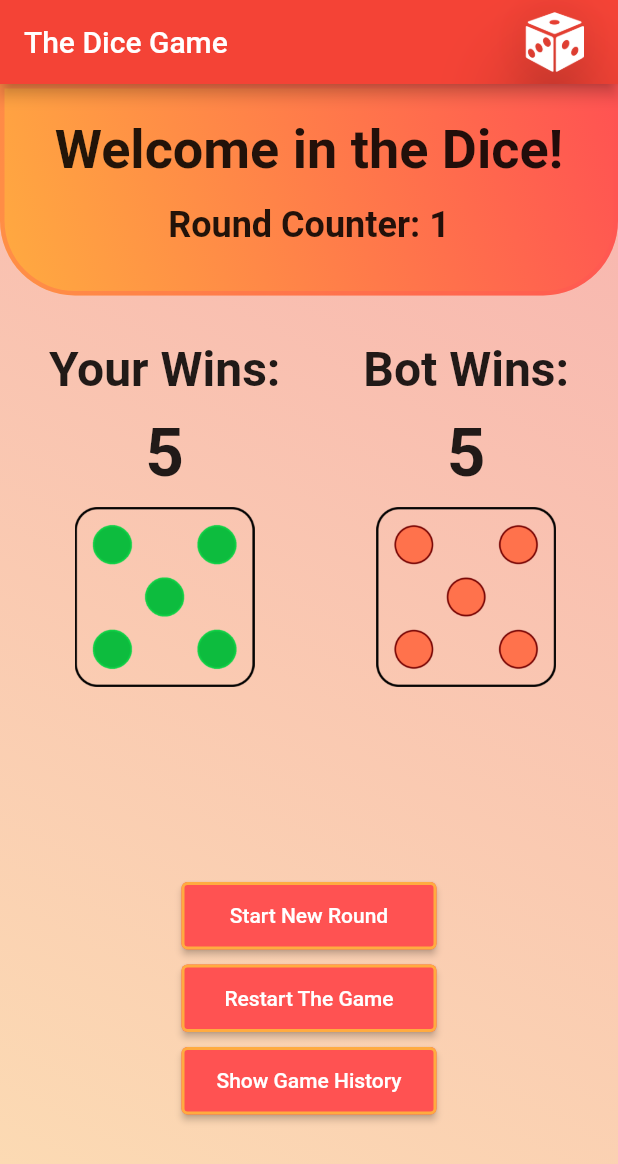
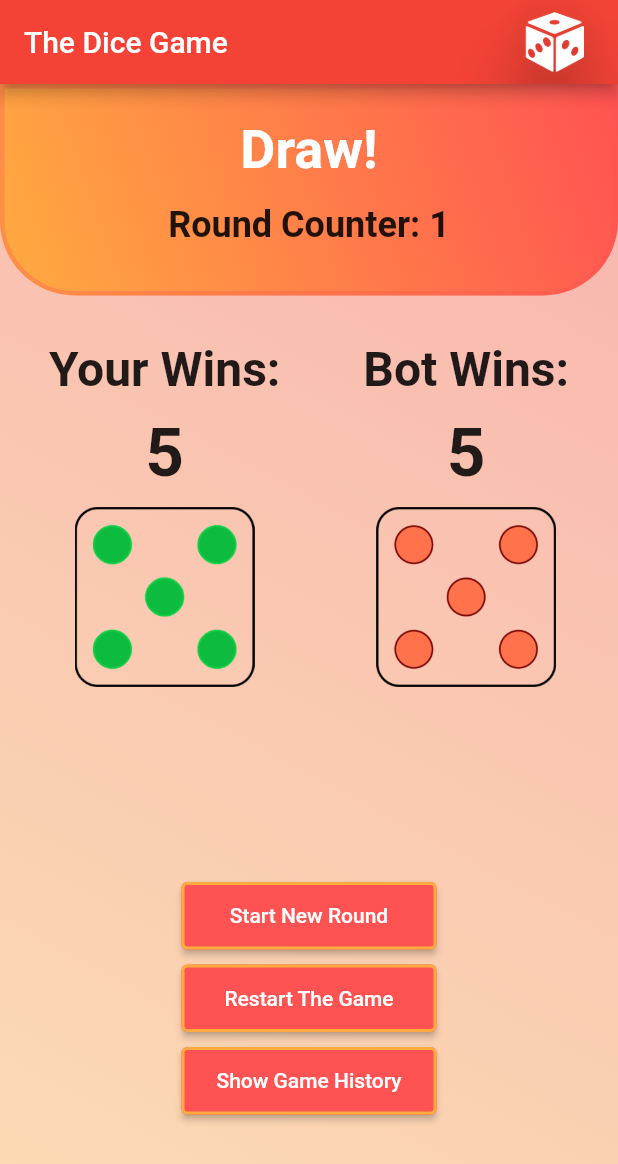
Before and after one commit to kondiq22/dice_bloc, a Flutter app: the screen it shows after launch, after a tap on "Start New Round", on a phone screen of 412 x 824 dp. Shown: the top 1164 px of the screen. Run offline on Flutter 3.47's test engine with Material 2 defaults, Android fonts, the phone set to English and light mode, and no system bars; our stand-ins replace bloc, equatable, flutter_bloc.

Commit message:
Add Widget round_info_msg

```diff
--- a/lib/blocs/cubit/game_history_cubit.dart
+++ b/lib/blocs/cubit/game_history_cubit.dart
@@ -1,4 +1,5 @@
 import 'package:bloc/bloc.dart';
+import 'package:dice_bloc/models/game.dart';
 import 'package:equatable/equatable.dart';
 
 part 'game_history_state.dart';
--- a/lib/models/game.dart
+++ b/lib/models/game.dart
@@ -6,6 +6,7 @@ class Game {
   int userScore;
   int opponentScore;
   int roundCounter;
+
   Game({
     this.userDice = 0,
     this.opponentDice = 0,
@@ -15,9 +16,11 @@ class Game {
   });
 }
 
-Map<int, List<int>> roundHistory = {
-  0: [
-    0,
-    0,
-  ]
-};
+class RoundHistory {
+  Map<int, List<int>> roundHistory = {
+    // 0: [
+    //   0,
+    //   0,
+    // ]
+  };
+}
--- a/lib/pages/home_page.dart
+++ b/lib/pages/home_page.dart
@@ -5,6 +5,7 @@ import 'package:flutter_bloc/flutter_bloc.dart';
 import '../blocs/cubit/game_history_cubit.dart';
 import '../blocs/cubit/new_round_cubit.dart';
 import '../models/game.dart';
+import 'round_info_msg.dart';
 
 class HomePage extends StatefulWidget {
   const HomePage({Key? key}) : super(key: key);
@@ -95,13 +96,8 @@ class _HomePageState extends State<HomePage> {
                         child: Column(
                           children: [
                             Center(
-                              child: Text(
-                                'Welcome in the Dice!',
-                                style: TextStyle(
-                                  fontSize: 36,
-                                  fontWeight: FontWeight.bold,
-                                ),
-                              ),
+                              child: roundInfoMsg(state.roundCounter,
+                                  state.userDice, state.opponentDice),
                             ),
                             SizedBox(height: 15),
                             Center(
@@ -213,10 +209,13 @@ class _HomePageState extends State<HomePage> {
                               width: 170,
                               height: 45,
                               child: ElevatedButton(
-                                onPressed: () => print(
+                                onPressed: () => {
+                                  print(
                                     BlocProvider.of<GameHistoryCubit>(context)
                                         .state
-                                        .roundHistory),
+                                        .roundHistory,
+                                  ),
+                                },
                                 child: Text('Show Game History'),
                                 style: ElevatedButton.styleFrom(
                                     primary: Colors.redAccent,
--- /dev/null
+++ b/lib/pages/round_info_msg.dart
@@ -0,0 +1,30 @@
+import 'package:flutter/material.dart';
+
+Widget roundInfoMsg(int roundCounter, int userDice, opponentDice) {
+  if (roundCounter == 0) {
+    return Text('Welcome in the Dice!',
+        style: TextStyle(
+          fontSize: 36,
+          fontWeight: FontWeight.bold,
+        ));
+  } else if (userDice > opponentDice)
+    return Text('Win!',
+        style: TextStyle(
+          color: Colors.green,
+          fontSize: 36,
+          fontWeight: FontWeight.bold,
+        ));
+  else if (userDice < opponentDice)
+    return Text('Lost!',
+        style: TextStyle(
+          color: Color.fromARGB(255, 255, 0, 0),
+          fontSize: 36,
+          fontWeight: FontWeight.bold,
+        ));
+  return Text('Draw!',
+      style: TextStyle(
+        color: Colors.white,
+        fontSize: 36,
+        fontWeight: FontWeight.bold,
+      ));
+}
```
